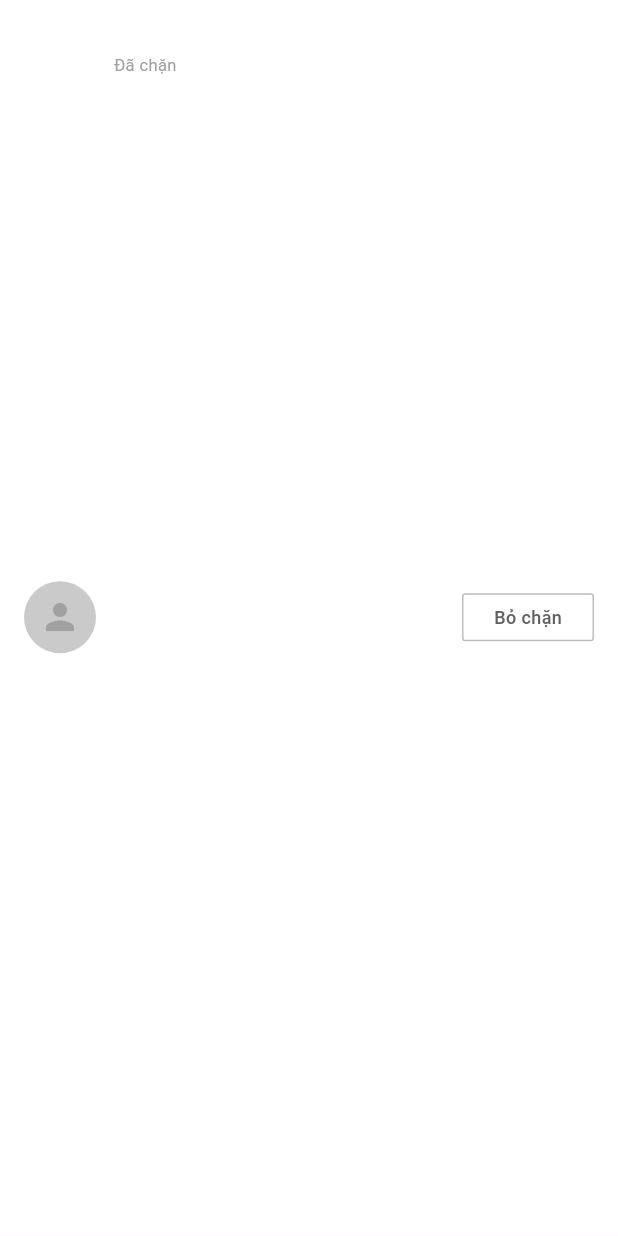
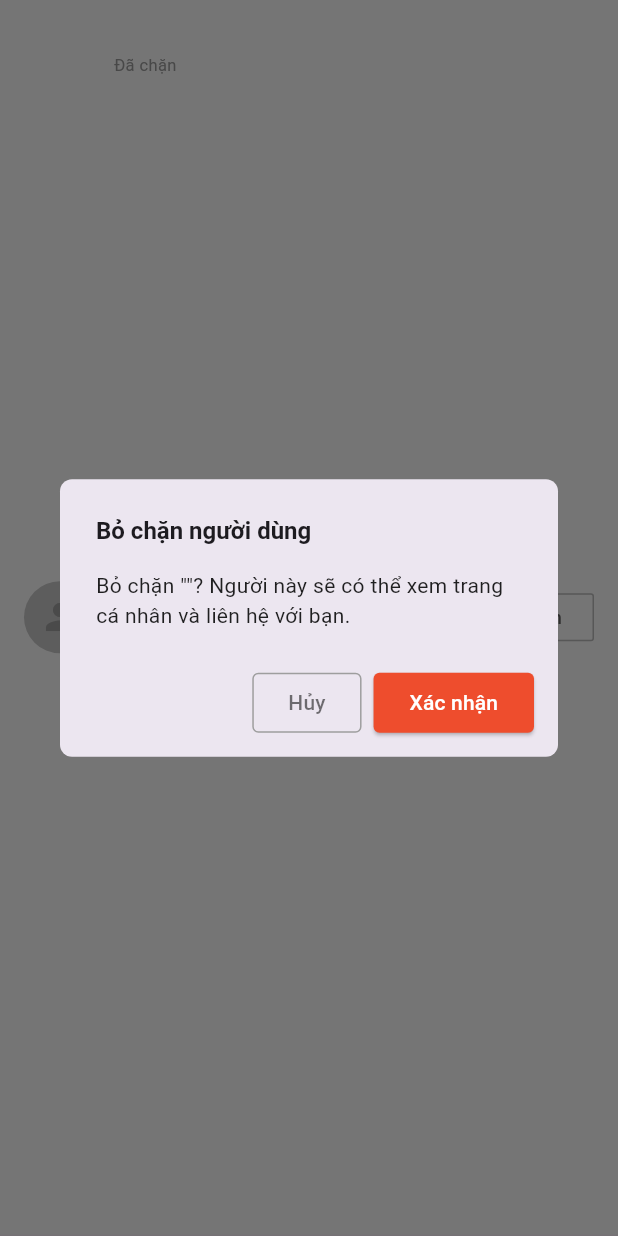
Before and after one commit to hieuDV171/Army-Ecommerce-FE, a Flutter app: the _BlockedUserItem widget shown alone on an empty page, opened directly with empty values, after a tap on "Bỏ chặn", on a phone screen of 412 x 824 dp. Run offline on Flutter 3.47's test engine with Material 3 defaults, Android fonts, the light colour scheme and no system bars; our stand-ins replace dio, equatable, firebase_core, firebase_messaging, flutter_bloc, flutter_dotenv and 3 more; accounts and stored records are empty; network calls fail.

Commit message:
fix block

```diff
--- a/lib/blocs/block/block_bloc.dart
+++ b/lib/blocs/block/block_bloc.dart
@@ -34,6 +34,7 @@ class BlockBloc extends Bloc<BlockEvent, BlockState> {
       if (responseCode == ResponseCode.ok) {
         emit(BlockActionSuccess(
           userId: event.userId,
+          username: event.username,
           isBlocked: event.action == 'block',
         ));
       } else {
@@ -56,7 +57,7 @@ class BlockBloc extends Bloc<BlockEvent, BlockState> {
     Emitter<BlockState> emit,
   ) async {
     emit(BlockLoading());
-    _index = 1;
+    _index = 0;
 
     try {
       final response = await blockRepository.getListBlocks(
--- a/lib/repositories/block_repository.dart
+++ b/lib/repositories/block_repository.dart
@@ -15,11 +15,12 @@ class BlockRepository {
     required String action,
   }) async {
     try {
+      // type: 0 = block, 1 = unblock
       final response = await _dioClient.dio.post(
         '/set_user_block',
         data: {
           'user_id': userId,
-          'type': action,
+          'type': action == 'block' ? 0 : 1,
         },
       );
 
--- a/lib/ui/block/blocked_users_screen.dart
+++ b/lib/ui/block/blocked_users_screen.dart
@@ -46,32 +46,6 @@ class _BlockedUsersScreenState extends State<BlockedUsersScreen> {
     await Future.delayed(const Duration(milliseconds: 800));
   }
 
-  // Hiển thị dialog xác nhận trước khi bỏ chặn
-  void _showUnblockConfirmDialog(BuildContext context, UserFollowModel user) {
-    showDialog(
-      context: context,
-      builder: (dialogCtx) => AlertDialog(
-        title: const Text('Bỏ chặn người dùng'),
-        content: Text('Bỏ chặn "${user.username}"? Người này sẽ có thể xem trang cá nhân và liên hệ với bạn.'),
-        actions: [
-          TextButton(
-            onPressed: () => Navigator.pop(dialogCtx),
-            child: const Text('HỦY', style: TextStyle(color: Colors.grey)),
-          ),
-          TextButton(
-            onPressed: () {
-              Navigator.pop(dialogCtx);
-              context.read<BlockBloc>().add(
-                    BlockUserRequested(userId: user.id, action: 'unblock'),
-                  );
-            },
-            child: const Text('BỎ CHẶN', style: TextStyle(color: _shopeeOrange)),
-          ),
-        ],
-      ),
-    );
-  }
-
   @override
   Widget build(BuildContext context) {
     return Scaffold(
@@ -94,16 +68,22 @@ class _BlockedUsersScreenState extends State<BlockedUsersScreen> {
         centerTitle: true,
       ),
       body: BlocConsumer<BlockBloc, BlockState>(
+        // Không rebuild khi BlockActionSuccess — item tự quản lý trạng thái nút
+        buildWhen: (_, current) => current is! BlockActionSuccess,
+        listenWhen: (_, current) =>
+            current is BlockActionSuccess || current is BlockFailure,
         listener: (context, state) {
-          if (state is BlockActionSuccess && !state.isBlocked) {
-            // Bỏ chặn thành công → làm mới danh sách
+          if (state is BlockActionSuccess) {
+            final message = state.isBlocked
+                ? 'Đã chặn ${state.username}'
+                : 'Đã bỏ chặn ${state.username}';
             ScaffoldMessenger.of(context).showSnackBar(
-              const SnackBar(
-                content: Text('Đã bỏ chặn người dùng'),
-                duration: Duration(seconds: 2),
+              SnackBar(
+                content: Text(message),
+                duration: const Duration(seconds: 2),
+                backgroundColor: state.isBlocked ? Colors.black87 : _shopeeOrange,
               ),
             );
-            context.read<BlockBloc>().add(LoadBlockedUsersRequested());
           } else if (state is BlockFailure) {
             ScaffoldMessenger.of(context).showSnackBar(
               SnackBar(content: Text('Lỗi: ${state.error}')),
@@ -160,9 +140,17 @@ class _BlockedUsersScreenState extends State<BlockedUsersScreen> {
                         );
                       }
                       return _BlockedUserItem(
+                        key: ValueKey(blockedUsers[index].id),
                         user: blockedUsers[index],
-                        onUnblock: () =>
-                            _showUnblockConfirmDialog(context, blockedUsers[index]),
+                        onBlockToggle: (u, action) {
+                          context.read<BlockBloc>().add(
+                                BlockUserRequested(
+                                  userId: u.id,
+                                  username: u.username,
+                                  action: action,
+                                ),
+                              );
+                        },
                       );
                     },
                   ),
@@ -220,12 +208,76 @@ class _BlockedUsersScreenState extends State<BlockedUsersScreen> {
   }
 }
 
-// Widget một dòng user đã chặn
-class _BlockedUserItem extends StatelessWidget {
+// Widget một dòng user đã chặn — StatefulWidget để tự quản lý trạng thái nút
+class _BlockedUserItem extends StatefulWidget {
   final UserFollowModel user;
-  final VoidCallback onUnblock;
+  final void Function(UserFollowModel user, String action) onBlockToggle;
 
-  const _BlockedUserItem({required this.user, required this.onUnblock});
+  const _BlockedUserItem({
+    required this.user,
+    required this.onBlockToggle,
+    super.key,
+  });
+
+  @override
+  State<_BlockedUserItem> createState() => _BlockedUserItemState();
+}
+
+class _BlockedUserItemState extends State<_BlockedUserItem> {
+  // Tất cả item trong danh sách này mặc định đang bị chặn
+  late bool _isBlocked;
+
+  @override
+  void initState() {
+    super.initState();
+    _isBlocked = true;
+  }
+
+  // Hiện dialog xác nhận trước khi bỏ chặn
+  Future<void> _showUnblockDialog() async {
+    final confirmed = await showDialog<bool>(
+      context: context,
+      barrierDismissible: true,
+      builder: (dialogCtx) => AlertDialog(
+        shape: RoundedRectangleBorder(borderRadius: BorderRadius.circular(8)),
+        title: const Text(
+          'Bỏ chặn người dùng',
+          style: TextStyle(fontSize: 16, fontWeight: FontWeight.w600),
+        ),
+        content: Text(
+          'Bỏ chặn "${widget.user.username}"? Người này sẽ có thể xem trang cá nhân và liên hệ với bạn.',
+          style: const TextStyle(fontSize: 14, color: Colors.black87),
+        ),
+        actionsPadding: const EdgeInsets.fromLTRB(16, 0, 16, 12),
+        actions: [
+          // Nút hủy — đóng dialog, không làm gì
+          OutlinedButton(
+            onPressed: () => Navigator.pop(dialogCtx, false),
+            style: OutlinedButton.styleFrom(
+              side: const BorderSide(color: Colors.grey),
+              shape: RoundedRectangleBorder(borderRadius: BorderRadius.circular(4)),
+            ),
+            child: const Text('Hủy', style: TextStyle(color: Colors.black54)),
+          ),
+          // Nút xác nhận — gọi API unblock (type=1)
+          ElevatedButton(
+            onPressed: () => Navigator.pop(dialogCtx, true),
+            style: ElevatedButton.styleFrom(
+              backgroundColor: _shopeeOrange,
+              shape: RoundedRectangleBorder(borderRadius: BorderRadius.circular(4)),
+            ),
+            child: const Text('Xác nhận', style: TextStyle(color: Colors.white)),
+          ),
+        ],
+      ),
+    );
+
+    if (confirmed == true) {
+      // Cập nhật nút ngay lập tức trước khi API trả về
+      setState(() => _isBlocked = false);
+      widget.onBlockToggle(widget.user, 'unblock');
+    }
+  }
 
   @override
   Widget build(BuildContext context) {
@@ -235,20 +287,20 @@ class _BlockedUserItem extends StatelessWidget {
       padding: const EdgeInsets.symmetric(horizontal: 16, vertical: 12),
       child: Row(
         children: [
-          // Avatar tròn với hiệu ứng mờ báo hiệu bị chặn
+          // Avatar tròn với overlay mờ khi đang bị chặn
           Stack(
             children: [
               CircleAvatar(
                 radius: 24,
                 backgroundColor: Colors.grey[200],
-                backgroundImage: (user.avatar != null && user.avatar!.isNotEmpty)
-                    ? NetworkImage(user.avatar!)
+                backgroundImage: (widget.user.avatar != null && widget.user.avatar!.isNotEmpty)
+                    ? NetworkImage(widget.user.avatar!)
                     : null,
-                child: (user.avatar == null || user.avatar!.isEmpty)
+                child: (widget.user.avatar == null || widget.user.avatar!.isEmpty)
                     ? Icon(Icons.person, size: 28, color: Colors.grey[400])
                     : null,
               ),
-              // Overlay mờ biểu thị trạng thái bị chặn
+              if (_isBlocked)
                 Positioned.fill(
                   child: Container(
                     decoration: BoxDecoration(
@@ -261,13 +313,13 @@ class _BlockedUserItem extends StatelessWidget {
           ),
           const SizedBox(width: 12),
 
-          // Username
+          // Tên người dùng và trạng thái
           Expanded(
             child: Column(
               crossAxisAlignment: CrossAxisAlignment.start,
               children: [
                 Text(
-                  user.username,
+                  widget.user.username,
                   style: const TextStyle(
                     fontSize: 14,
                     fontWeight: FontWeight.w500,
@@ -278,33 +330,48 @@ class _BlockedUserItem extends StatelessWidget {
                 ),
                 const SizedBox(height: 2),
                 Text(
-                  'Đã chặn',
-                  style: TextStyle(fontSize: 11, color: Colors.grey[500]),
+                  _isBlocked ? 'Đã chặn' : 'Chưa chặn',
+                  style: TextStyle(
+                    fontSize: 11,
+                    color: _isBlocked ? Colors.grey[500] : Colors.green[600],
+                  ),
                 ),
               ],
             ),
           ),
           const SizedBox(width: 8),
 
-          // Nút bỏ chặn — màu xám để phân biệt với nút follow
+          // Nút bỏ chặn / chặn
           GestureDetector(
-            onTap: onUnblock,
+            onTap: () {
+              if (_isBlocked) {
+                // Đang chặn → hiện dialog xác nhận trước khi bỏ chặn (type=1)
+                _showUnblockDialog();
+              } else {
+                // Chưa chặn → chặn lại ngay, không cần xác nhận (type=0)
+                setState(() => _isBlocked = true);
+                widget.onBlockToggle(widget.user, 'block');
+              }
+            },
             child: Container(
               height: 32,
               constraints: const BoxConstraints(minWidth: 88),
               decoration: BoxDecoration(
-                color: Colors.white,
+                color: _isBlocked ? Colors.white : Colors.black87,
                 borderRadius: BorderRadius.circular(2),
-                border: Border.all(color: Colors.grey[400]!, width: 1),
+                border: Border.all(
+                  color: _isBlocked ? Colors.grey[400]! : Colors.black87,
+                  width: 1,
+                ),
               ),
               alignment: Alignment.center,
               padding: const EdgeInsets.symmetric(horizontal: 12),
               child: Text(
-                'Bỏ chặn',
+                _isBlocked ? 'Bỏ chặn' : 'Chặn',
                 style: TextStyle(
                   fontSize: 12,
                   fontWeight: FontWeight.w500,
-                  color: Colors.grey[700],
+                  color: _isBlocked ? Colors.grey[700] : Colors.white,
                 ),
               ),
             ),
```
Also changed, not shown: lib/blocs/block/block_event.dart (+7 -2 lines), lib/blocs/block/block_state.dart (+7 -2 lines), lib/models/user_follow_model.dart (+7 -4 lines). Lines whose indentation alone changed are shown as unchanged.
